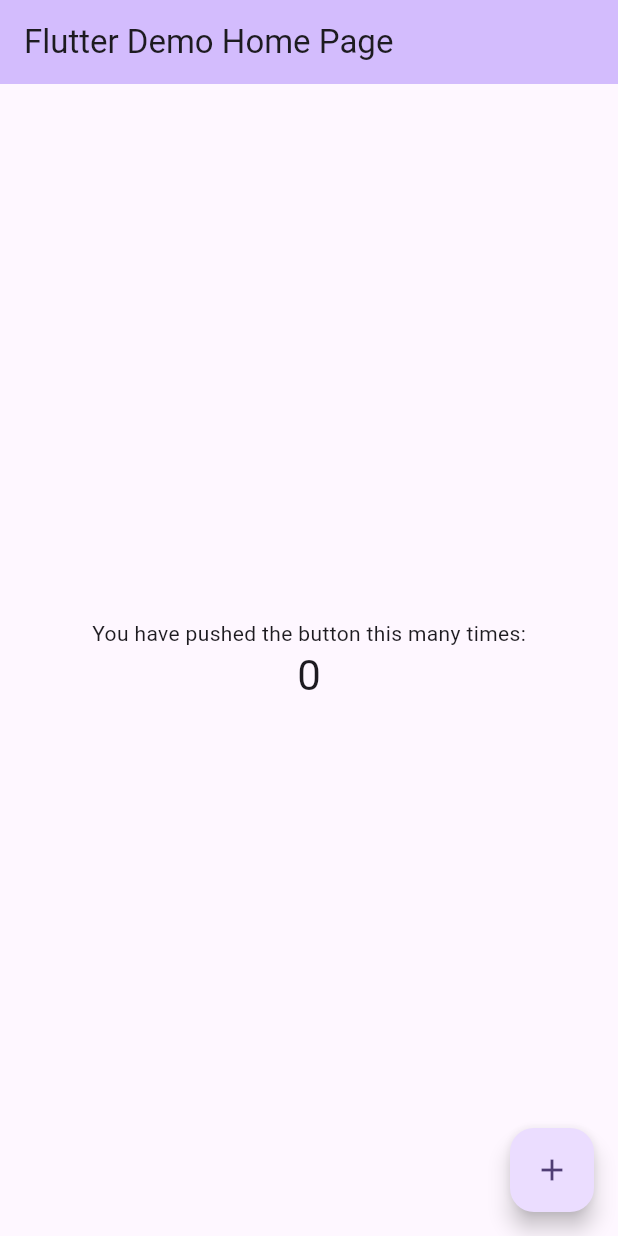
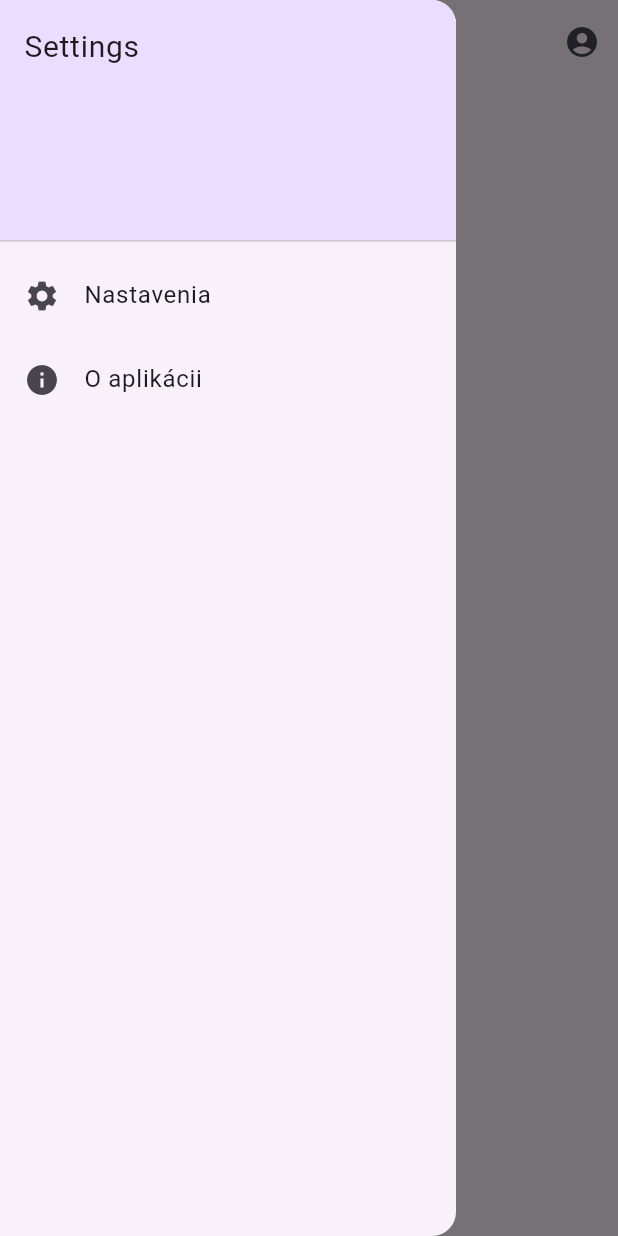
Before and after one commit to Ondrejjjj/bakalarka, a Flutter app: the screen it shows after launch, with the side drawer open (before the commit the screen has no drawer), on a phone screen of 412 x 824 dp. Run offline on Flutter 3.47's test engine with Material 3 defaults, Android fonts, the light colour scheme and no system bars.

Commit message:
Initial Flutter project - first changes, settings, app bar, user bottom sheet

```diff
--- a/lib/main.dart
+++ b/lib/main.dart
@@ -7,102 +7,129 @@ void main() {
 class MyApp extends StatelessWidget {
   const MyApp({super.key});
 
-  // This widget is the root of your application.
   @override
   Widget build(BuildContext context) {
     return MaterialApp(
-      title: 'Flutter Demo',
+      debugShowCheckedModeBanner: false,
+      title: 'Flutter App',
       theme: ThemeData(
-
-        colorScheme: ColorScheme.fromSeed(seedColor: Colors.deepPurple),
+        useMaterial3: true,
+        colorScheme: ColorScheme.fromSeed(
+          seedColor: Colors.deepPurple,
+        ),
       ),
-      home: const MyHomePage(title: 'Flutter Demo Home Page'),
+      home: const MyHomePage(),
     );
   }
 }
 
-class MyHomePage extends StatefulWidget {
-  const MyHomePage({super.key, required this.title});
+class MyHomePage extends StatelessWidget {
+  const MyHomePage({super.key});
 
-  // This widget is the home page of your application. It is stateful, meaning
-  // that it has a State object (defined below) that contains fields that affect
-  // how it looks.
-
-  // This class is the configuration for the state. It holds the values (in this
-  // case the title) provided by the parent (in this case the App widget) and
-  // used by the build method of the State. Fields in a Widget subclass are
-  // always marked "final".
-
-  final String title;
-
-  @override
-  State<MyHomePage> createState() => _MyHomePageState();
-}
-
-class _MyHomePageState extends State<MyHomePage> {
-  int _counter = 0;
-
-  void _incrementCounter() {
-    setState(() {
-      // This call to setState tells the Flutter framework that something has
-      // changed in this State, which causes it to rerun the build method below
-      // so that the display can reflect the updated values. If we changed
-      // _counter without calling setState(), then the build method would not be
-      // called again, and so nothing would appear to happen.
-      _counter++;
-    });
+  void _showUserBottomSheet(BuildContext context) {
+    showModalBottomSheet(
+      context: context,
+      showDragHandle: true, // Material 3
+      builder: (context) {
+        return Padding(
+          padding: const EdgeInsets.all(16),
+          child: Column(
+            mainAxisSize: MainAxisSize.min,
+            children: [
+              const CircleAvatar(
+                radius: 40,
+                child: Icon(Icons.person, size: 40),
+              ),
+              const SizedBox(height: 12),
+              const Text(
+                'Ondrej Smolarik',
+                style: TextStyle(fontSize: 20, fontWeight: FontWeight.bold),
+              ),
+              const SizedBox(height: 4),
+              const Text('ondrej@email.com'),
+              const SizedBox(height: 16),
+              ListTile(
+                leading: const Icon(Icons.settings),
+                title: const Text('Profil'),
+                onTap: () {},
+              ),
+              ListTile(
+                leading: const Icon(Icons.logout),
+                title: const Text('Odhlásiť sa'),
+                onTap: () {},
+              ),
+            ],
+          ),
+        );
+      },
+    );
   }
 
   @override
   Widget build(BuildContext context) {
-    // This method is rerun every time setState is called, for instance as done
-    // by the _incrementCounter method above.
-    //
-    // The Flutter framework has been optimized to make rerunning build methods
-    // fast, so that you can just rebuild anything that needs updating rather
-    // than having to individually change instances of widgets.
     return Scaffold(
+      drawer: const SettingsDrawer(),
       appBar: AppBar(
-        // TRY THIS: Try changing the color here to a specific color (to
-        // Colors.amber, perhaps?) and trigger a hot reload to see the AppBar
-        // change color while the other colors stay the same.
-        backgroundColor: Theme.of(context).colorScheme.inversePrimary,
-        // Here we take the value from the MyHomePage object that was created by
-        // the App.build method, and use it to set our appbar title.
-        title: Text(widget.title),
+        title: const Text('Flutter App'),
+        leading: Builder(
+          builder: (context) => IconButton(
+            icon: const Icon(Icons.menu),
+            onPressed: () {
+              Scaffold.of(context).openDrawer();
+            },
+          ),
+        ),
+        actions: [
+          IconButton(
+            icon: const Icon(Icons.account_circle),
+            onPressed: () => _showUserBottomSheet(context),
+          ),
+        ],
       ),
-      body: Center(
-        // Center is a layout widget. It takes a single child and positions it
-        // in the middle of the parent.
-        child: Column(
-          // Column is also a layout widget. It takes a list of children and
-          // arranges them vertically. By default, it sizes itself to fit its
-          // children horizontally, and tries to be as tall as its parent.
-          //
-          // Column has various properties to control how it sizes itself and
-          // how it positions its children. Here we use mainAxisAlignment to
-          // center the children vertically; the main axis here is the vertical
-          // axis because Columns are vertical (the cross axis would be
-          // horizontal).
-          //
-          // TRY THIS: Invoke "debug painting" (choose the "Toggle Debug Paint"
-          // action in the IDE, or press "p" in the console), to see the
-          // wireframe for each widget.
-          mainAxisAlignment: MainAxisAlignment.center,
-          children: <Widget>[
-            const Text('You have pushed the button this many times:'),
-            Text(
-              '$_counter',
-              style: Theme.of(context).textTheme.headlineMedium,
-            ),
-          ],
+      body: const Center(
+        child: Text(
+          'Domovská obrazovka',
+          style: TextStyle(fontSize: 18),
         ),
       ),
-      floatingActionButton: FloatingActionButton(
-        onPressed: _incrementCounter,
-        tooltip: 'Increment',
-        child: const Icon(Icons.add),
-      ), // This trailing comma makes auto-formatting nicer for build methods.
     );
   }
 }
+
+class SettingsDrawer extends StatelessWidget {
+  const SettingsDrawer({super.key});
+
+  @override
+  Widget build(BuildContext context) {
+    return Drawer(
+      child: ListView(
+        padding: EdgeInsets.zero,
+        children: [
+          DrawerHeader(
+            decoration: BoxDecoration(
+              color: Theme.of(context).colorScheme.primaryContainer,
+            ),
+            child: const Text(
+              'Settings',
+              style: TextStyle(fontSize: 20),
+            ),
+          ),
+          ListTile(
+            leading: const Icon(Icons.settings),
+            title: const Text('Nastavenia'),
+            onTap: () {
+              Navigator.pop(context);
+            },
+          ),
+          ListTile(
+            leading: const Icon(Icons.info),
+            title: const Text('O aplikácii'),
+            onTap: () {
+              Navigator.pop(context);
+            },
+          ),
+        ],
+      ),
+    );
+  }
+}
```
Also changed, not shown: lib/settings.dart (added).
